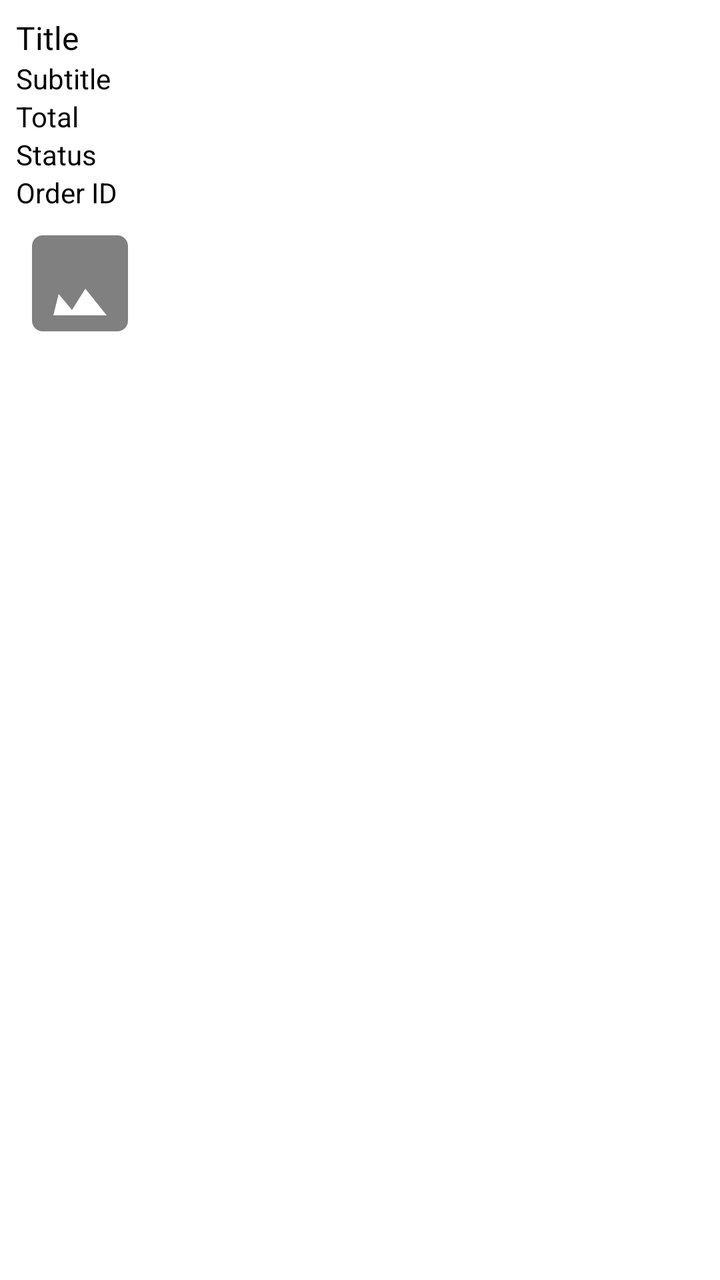
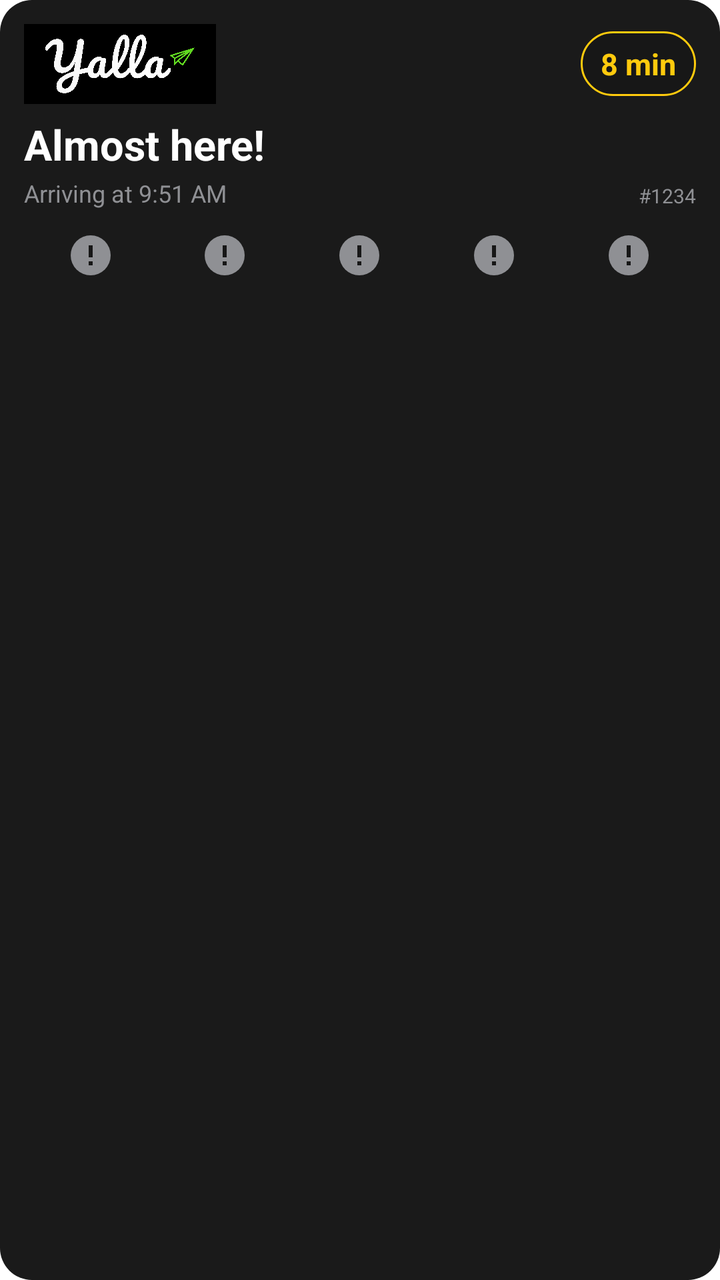

Before-and-after screenshots of an Android layout around one commit, followed by the original layout XML and the change that was made.
<!-- AndroidManifest.xml: fallback theme Theme.MaterialComponents.DayNight.NoActionBar -->
<!-- res/layout/notification_live_activity_big.xml -->
<?xml version="1.0" encoding="utf-8"?>
<LinearLayout xmlns:android="http://schemas.android.com/apk/res/android"
    android:id="@+id/big_notification_root"
    android:layout_width="match_parent"
    android:layout_height="wrap_content"
    android:orientation="vertical"
    android:padding="8dp"
    android:background="@android:color/white">

    <TextView
        android:id="@+id/tvTitleBig"
        android:layout_width="match_parent"
        android:layout_height="wrap_content"
        android:text="Title"
        android:textSize="16sp"
        android:textColor="@android:color/black"
        android:maxLines="1"
        android:ellipsize="end" />

    <TextView
        android:id="@+id/tvSubtitleBig"
        android:layout_width="match_parent"
        android:layout_height="wrap_content"
        android:text="Subtitle"
        android:textSize="14sp"
        android:textColor="@android:color/black"
        android:maxLines="1"
        android:ellipsize="end" />

    <TextView
        android:id="@+id/tvTotalBig"
        android:layout_width="match_parent"
        android:layout_height="wrap_content"
        android:text="Total"
        android:textSize="14sp"
        android:textColor="@android:color/black"
        android:maxLines="1"
        android:ellipsize="end" />

    <TextView
        android:id="@+id/tvStatusBig"
        android:layout_width="match_parent"
        android:layout_height="wrap_content"
        android:text="Status"
        android:textSize="14sp"
        android:textColor="@android:color/black"
        android:maxLines="1"
        android:ellipsize="end" />

    <TextView
        android:id="@+id/tvOrderIdBig"
        android:layout_width="match_parent"
        android:layout_height="wrap_content"
        android:text="Order ID"
        android:textSize="14sp"
        android:textColor="@android:color/black"
        android:maxLines="1"
        android:ellipsize="end" />

    <ImageView
        android:id="@+id/ivIconBig"
        android:layout_width="64dp"
        android:layout_height="64dp"
        android:layout_marginTop="4dp"
        android:contentDescription="Icon"
        android:scaleType="centerCrop"
        android:src="@drawable/ic_placeholder_image" />
</LinearLayout>
<!-- resources referenced by this layout -->
<resources>
  <!-- drawable ic_placeholder_image (drawable) -->
  <vector xmlns:android="http://schemas.android.com/apk/res/android"
      android:width="48dp"
      android:height="48dp"
      android:viewportWidth="24"
      android:viewportHeight="24">
      <path android:fillColor="#808080" android:pathData="M21,19V5c0,-1.1 -0.9,-2 -2,-2H5c-1.1,0 -2,0.9 -2,2v14c0,1.1 0.9,2 2,2h14c1.1,0 2,-0.9 2,-2zM8,14l2.5,3.01L13,13l4,5H7l1,-4z"/>
  </vector>
</resources>

<!-- the commit's change to res/layout/notification_live_activity_big.xml (unified diff, before → after) -->
@@ -1,68 +1,29 @@
 <?xml version="1.0" encoding="utf-8"?>
 <LinearLayout xmlns:android="http://schemas.android.com/apk/res/android"
-    android:id="@+id/big_notification_root"
-    android:layout_width="match_parent"
-    android:layout_height="wrap_content"
-    android:orientation="vertical"
-    android:padding="8dp"
-    android:background="@android:color/white">
-
-    <TextView
-        android:id="@+id/tvTitleBig"
-        android:layout_width="match_parent"
-        android:layout_height="wrap_content"
-        android:text="Title"
-        android:textSize="16sp"
-        android:textColor="@android:color/black"
-        android:maxLines="1"
-        android:ellipsize="end" />
-
-    <TextView
-        android:id="@+id/tvSubtitleBig"
-        android:layout_width="match_parent"
-        android:layout_height="wrap_content"
-        android:text="Subtitle"
-        android:textSize="14sp"
-        android:textColor="@android:color/black"
-        android:maxLines="1"
-        android:ellipsize="end" />
-
-    <TextView
-        android:id="@+id/tvTotalBig"
-        android:layout_width="match_parent"
-        android:layout_height="wrap_content"
-        android:text="Total"
-        android:textSize="14sp"
-        android:textColor="@android:color/black"
-        android:maxLines="1"
-        android:ellipsize="end" />
-
-    <TextView
-        android:id="@+id/tvStatusBig"
-        android:layout_width="match_parent"
-        android:layout_height="wrap_content"
-        android:text="Status"
-        android:textSize="14sp"
-        android:textColor="@android:color/black"
-        android:maxLines="1"
-        android:ellipsize="end" />
-
-    <TextView
-        android:id="@+id/tvOrderIdBig"
-        android:layout_width="match_parent"
-        android:layout_height="wrap_content"
-        android:text="Order ID"
-        android:textSize="14sp"
-        android:textColor="@android:color/black"
-        android:maxLines="1"
-        android:ellipsize="end" />
-
-    <ImageView
-        android:id="@+id/ivIconBig"
-        android:layout_width="64dp"
-        android:layout_height="64dp"
-        android:layout_marginTop="4dp"
-        android:contentDescription="Icon"
-        android:scaleType="centerCrop"
-        android:src="@drawable/ic_placeholder_image" />
+    android:id="@+id/expandedRoot" android:layout_width="match_parent" android:layout_height="wrap_content" android:background="@drawable/bg_notification" android:orientation="vertical" android:padding="12dp">
+    <LinearLayout android:layout_width="match_parent" android:layout_height="40dp" android:gravity="center_vertical" android:orientation="horizontal">
+        <ImageView android:layout_width="96dp" android:layout_height="40dp" android:contentDescription="Yalla" android:scaleType="centerCrop" android:src="@drawable/yalla_logo" />
+        <Space android:layout_width="0dp" android:layout_height="1dp" android:layout_weight="1" />
+        <TextView android:id="@+id/tvEtaBig" android:layout_width="wrap_content" android:layout_height="wrap_content" android:background="@drawable/bg_eta" android:paddingHorizontal="10dp" android:paddingVertical="6dp" android:text="8 min" android:textColor="#FFCA0D" android:textSize="15sp" android:textStyle="bold" />
+    </LinearLayout>
+    <LinearLayout android:layout_width="match_parent" android:layout_height="wrap_content" android:layout_marginTop="6dp" android:gravity="bottom" android:orientation="horizontal">
+        <LinearLayout android:layout_width="0dp" android:layout_height="wrap_content" android:layout_weight="1" android:orientation="vertical">
+            <TextView android:id="@+id/tvHeadlineBig" android:layout_width="match_parent" android:layout_height="wrap_content" android:ellipsize="end" android:maxLines="1" android:text="Almost here!" android:textColor="#FFFFFF" android:textSize="21sp" android:textStyle="bold" />
+            <TextView android:id="@+id/tvArrivalBig" android:layout_width="match_parent" android:layout_height="wrap_content" android:layout_marginTop="2dp" android:text="Arriving at 9:51 AM" android:textColor="#8F9094" android:textSize="12sp" />
+        </LinearLayout>
+        <TextView android:id="@+id/tvOrderIdBig" android:layout_width="wrap_content" android:layout_height="wrap_content" android:text="#1234" android:textColor="#8F9094" android:textSize="10sp" />
+    </LinearLayout>
+    <LinearLayout android:layout_width="match_parent" android:layout_height="wrap_content" android:layout_marginTop="12dp" android:baselineAligned="false" android:orientation="horizontal">
+        <LinearLayout android:layout_width="0dp" android:layout_height="wrap_content" android:layout_weight="1" android:gravity="center" android:orientation="vertical"><ImageView android:id="@+id/stagePendingDot" android:layout_width="22dp" android:layout_height="22dp" android:src="@drawable/stage_dot"/><TextView android:id="@+id/stagePendingLabel" style="@style/YallaStageLabel" /></LinearLayout>
+        <LinearLayout android:layout_width="0dp" android:layout_height="wrap_content" android:layout_weight="1" android:gravity="center" android:orientation="vertical"><ImageView android:id="@+id/stageAcceptedDot" android:layout_width="22dp" android:layout_height="22dp" android:src="@drawable/stage_dot"/><TextView android:id="@+id/stageAcceptedLabel" style="@style/YallaStageLabel" /></LinearLayout>
+        <LinearLayout android:layout_width="0dp" android:layout_height="wrap_content" android:layout_weight="1" android:gravity="center" android:orientation="vertical"><ImageView android:id="@+id/stageAssignedDot" android:layout_width="22dp" android:layout_height="22dp" android:src="@drawable/stage_dot"/><TextView android:id="@+id/stageAssignedLabel" style="@style/YallaStageLabel" /></LinearLayout>
+        <LinearLayout android:layout_width="0dp" android:layout_height="wrap_content" android:layout_weight="1" android:gravity="center" android:orientation="vertical"><ImageView android:id="@+id/stagePickedDot" android:layout_width="22dp" android:layout_height="22dp" android:src="@drawable/stage_dot"/><TextView android:id="@+id/stagePickedLabel" style="@style/YallaStageLabel" /></LinearLayout>
+        <LinearLayout android:layout_width="0dp" android:layout_height="wrap_content" android:layout_weight="1" android:gravity="center" android:orientation="vertical"><ImageView android:id="@+id/stageDeliveredDot" android:layout_width="22dp" android:layout_height="22dp" android:src="@drawable/stage_dot"/><TextView android:id="@+id/stageDeliveredLabel" style="@style/YallaStageLabel" /></LinearLayout>
+    </LinearLayout>
+    <LinearLayout android:id="@+id/riderPanel" android:layout_width="match_parent" android:layout_height="58dp" android:layout_marginTop="10dp" android:background="@drawable/bg_rider_panel" android:gravity="center_vertical" android:orientation="horizontal" android:padding="6dp" android:visibility="gone">
+        <ImageView android:layout_width="46dp" android:layout_height="46dp" android:contentDescription="Rider" android:scaleType="centerCrop" android:src="@drawable/yalla_rider" />
+        <LinearLayout android:layout_width="0dp" android:layout_height="wrap_content" android:layout_weight="1" android:orientation="vertical" android:paddingStart="8dp"><TextView android:id="@+id/tvRiderName" android:layout_width="match_parent" android:layout_height="wrap_content" android:ellipsize="end" android:maxLines="1" android:textColor="#FFFFFF" android:textSize="14sp" android:textStyle="bold" /><TextView android:id="@+id/tvRiderSubtitle" android:layout_width="match_parent" android:layout_height="wrap_content" android:textColor="#8F9094" android:textSize="11sp" /></LinearLayout>
+        <ImageView android:id="@+id/btnChat" android:layout_width="38dp" android:layout_height="38dp" android:background="@drawable/bg_action" android:contentDescription="Chat" android:padding="10dp" android:src="@drawable/ic_chat" />
+        <ImageView android:id="@+id/btnCall" android:layout_width="38dp" android:layout_height="38dp" android:layout_marginStart="6dp" android:background="@drawable/bg_action" android:contentDescription="Call" android:padding="10dp" android:src="@drawable/ic_phone" />
+    </LinearLayout>
 </LinearLayout>
<!-- resource entries referenced after the edit -->
@@ -1,12 +1,44 @@
 <!-- resources referenced by this layout -->
 <resources>
-  <!-- drawable ic_placeholder_image (drawable) -->
-  <vector xmlns:android="http://schemas.android.com/apk/res/android"
-      android:width="48dp"
-      android:height="48dp"
-      android:viewportWidth="24"
-      android:viewportHeight="24">
-      <path android:fillColor="#808080" android:pathData="M21,19V5c0,-1.1 -0.9,-2 -2,-2H5c-1.1,0 -2,0.9 -2,2v14c0,1.1 0.9,2 2,2h14c1.1,0 2,-0.9 2,-2zM8,14l2.5,3.01L13,13l4,5H7l1,-4z"/>
-  </vector>
+  <!-- drawable bg_action (drawable) -->
+  <shape xmlns:android="http://schemas.android.com/apk/res/android" android:shape="oval"><solid android:color="#202020" /><stroke android:width="1dp" android:color="#535458" /></shape>
+  <!-- drawable bg_eta (drawable) -->
+  <shape xmlns:android="http://schemas.android.com/apk/res/android" android:shape="rectangle"><solid android:color="#171717" /><stroke android:width="1dp" android:color="#FFCA0D" /><corners android:radius="18dp" /></shape>
+  <!-- drawable bg_notification (drawable) -->
+  <?xml version="1.0" encoding="utf-8"?>
+  <shape xmlns:android="http://schemas.android.com/apk/res/android"
+      android:shape="rectangle">
+  
+      <solid android:color="@color/notification_card_bg" />
+  
+      <corners android:radius="16dp" />
+  
+      <padding
+          android:left="12dp"
+          android:top="12dp"
+          android:right="12dp"
+          android:bottom="12dp" />
+  
+  </shape>
+  <!-- drawable bg_rider_panel (drawable) -->
+  <shape xmlns:android="http://schemas.android.com/apk/res/android" android:shape="rectangle"><solid android:color="#171717" /><corners android:radius="14dp" /></shape>
+  <!-- drawable ic_chat (drawable) -->
+  <vector xmlns:android="http://schemas.android.com/apk/res/android" android:width="20dp" android:height="20dp" android:viewportWidth="24" android:viewportHeight="24"><path android:fillColor="#FFFFFF" android:pathData="M4,3h16c1.1,0 2,0.9 2,2v11c0,1.1 -0.9,2 -2,2h-9l-5,4v-4H4c-1.1,0 -2,-0.9 -2,-2V5c0,-1.1 0.9,-2 2,-2zM6,8h12V6H6v2zM6,12h9v-2H6v2z" /></vector>
+  <!-- drawable ic_phone (drawable) -->
+  <vector xmlns:android="http://schemas.android.com/apk/res/android" android:width="20dp" android:height="20dp" android:viewportWidth="24" android:viewportHeight="24"><path android:fillColor="#FFFFFF" android:pathData="M6.6,10.8c1.4,2.8 3.8,5.1 6.6,6.6l2.2,-2.2c0.3,-0.3 0.7,-0.4 1.1,-0.2c1.2,0.4 2.5,0.7 3.8,0.7c0.6,0 1,0.4 1,1V20c0,0.6 -0.4,1 -1,1C10.7,21 3,13.3 3,3.7c0,-0.6 0.4,-1 1,-1h3.5c0.6,0 1,0.4 1,1c0,1.3 0.2,2.6 0.7,3.8c0.1,0.4 0,0.8 -0.3,1.1l-2.3,2.2z" /></vector>
+  <!-- drawable stage_dot (drawable) -->
+  <vector xmlns:android="http://schemas.android.com/apk/res/android" android:width="22dp" android:height="22dp" android:viewportWidth="22" android:viewportHeight="22"><path android:fillColor="#8F9094" android:pathData="M11,1A10,10 0,1 0,11 21A10,10 0,1 0,11 1" /><path android:fillColor="#171717" android:pathData="M10,6h2v6h-2zM10,14h2v2h-2z" /></vector>
+  <!-- drawable yalla_logo: png bitmap (drawable, 76092 bytes) -->
+  <!-- drawable yalla_rider: png bitmap (drawable, 963957 bytes) -->
+  <style name="YallaStageLabel">
+          <item name="android:layout_width">match_parent</item>
+          <item name="android:layout_height">wrap_content</item>
+          <item name="android:layout_marginTop">3dp</item>
+          <item name="android:ellipsize">end</item>
+          <item name="android:gravity">center</item>
+          <item name="android:maxLines">1</item>
+          <item name="android:textColor">#8F9094</item>
+          <item name="android:textSize">8sp</item>
+      </style>
 </resources>
 
